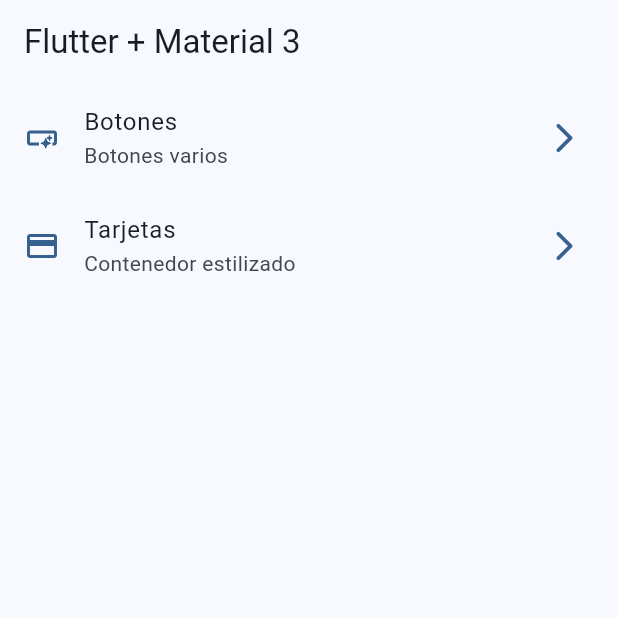
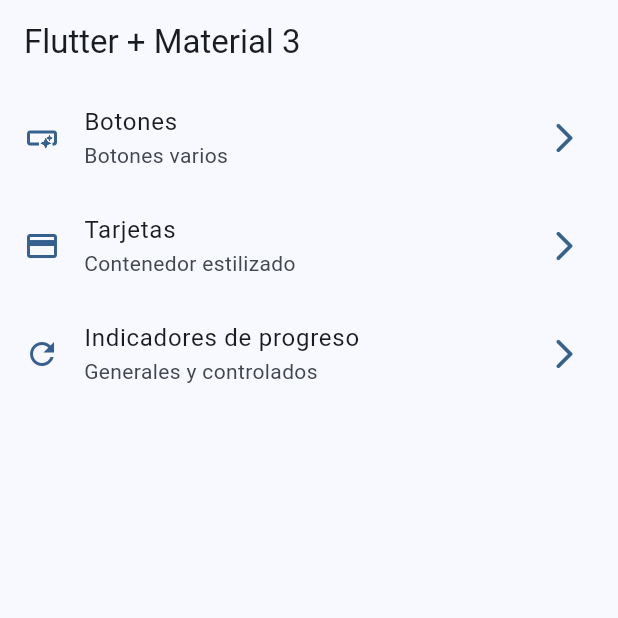
Before and after one commit to yvngmarti/widgets_app, a Flutter app: the screen it shows after launch, on a phone screen of 412 x 824 dp, the top half of it. Run offline on Flutter 3.47's test engine with Material 3 defaults, Android fonts, the phone set to English and light mode, and no system bars; our stand-ins replace go_router.

Commit message:
progressIndicators finish

```diff
--- a/lib/config/menu/menu_items.dart
+++ b/lib/config/menu/menu_items.dart
@@ -27,4 +27,22 @@ const appMenuItems = <MenuItem>[
     link: '/cards',
     iconData: Icons.credit_card,
   ),
+  MenuItem(
+    titLe: 'Indicadores de progreso',
+    subtitle: 'Generales y controlados',
+    link: '/progress',
+    iconData: Icons.refresh_outlined,
+  ),
+  // MenuItem(
+  //   titLe: 'Tarjetas',
+  //   subtitle: 'Contenedor estilizado',
+  //   link: '/cards',
+  //   iconData: Icons.credit_card,
+  // ),
+  // MenuItem(
+  //   titLe: 'Tarjetas',
+  //   subtitle: 'Contenedor estilizado',
+  //   link: '/cards',
+  //   iconData: Icons.credit_card,
+  // ),
 ];
--- a/lib/config/router/app_router.dart
+++ b/lib/config/router/app_router.dart
@@ -20,4 +20,10 @@ final appRouter = GoRouter(
       name: CardsScreen.name,
       builder: (context, state) => const CardsScreen(),
     ),
-    ]);
+    GoRoute(
+      path: '/progress',
+      name: ProgressScreen.name,
+      builder: (context, state) => const ProgressScreen(),
+    ),
+  ],
+);
--- a/lib/presentation/screens/home/home_screen.dart
+++ b/lib/presentation/screens/home/home_screen.dart
@@ -32,11 +32,11 @@ class _HomeView extends StatelessWidget {
 }
 
 class _CustomListTile extends StatelessWidget {
+  final MenuItem menuItem;
+
   const _CustomListTile({
     required this.menuItem,
   });
-
-  final MenuItem menuItem;
 
   @override
   Widget build(BuildContext context) {
```
Also changed, not shown: lib/presentation/screens/progress/progress_screen.dart (+84 -1 lines). Lines whose indentation alone changed are shown as unchanged.
